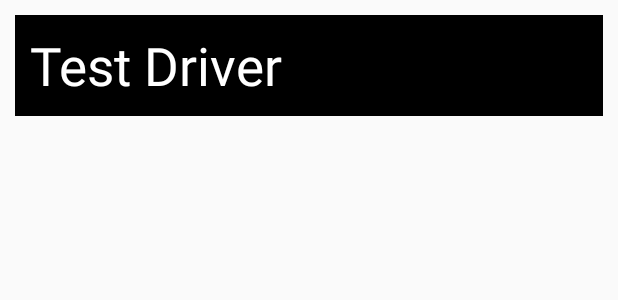
After one commit to suraaj3poudel/Team-Koala, an Android app: the layout layout_drivers.xml on its own in the app's theme, with its tools: preview values and no code run, on a phone screen of 412 x 824 dp. The commit adds this screen. Shown: the top 300 px of the screen. Run offline under Robolectric (Android 15) with nearby library versions, the phone set to English and light mode, and no system bars; network calls fail.

```diff
--- a/app/build.gradle
+++ b/app/build.gradle
@@ -1,7 +1,7 @@
 apply plugin: 'com.android.application'
 
 android {
-    compileSdkVersion 30
+    compileSdkVersion 28
     buildToolsVersion "29.0.3"
     defaultConfig {
         applicationId "com.example.myapplication"
@@ -28,4 +28,7 @@ dependencies {
     testImplementation 'junit:junit:4.12'
     androidTestImplementation 'androidx.test.ext:junit:1.1.0'
     androidTestImplementation 'androidx.test.espresso:espresso-core:3.1.1'
+    implementation 'com.android.volley:volley:1.2.0-rc1'
+    implementation 'androidx.recyclerview:recyclerview:1.1.0'
+    implementation 'androidx.cardview:cardview:1.0.0'
 }
--- a/app/src/main/AndroidManifest.xml
+++ b/app/src/main/AndroidManifest.xml
@@ -2,6 +2,7 @@
 <manifest xmlns:android="http://schemas.android.com/apk/res/android"
     package="com.example.myapplication">
 
+    <uses-permission android:name="android.permission.INTERNET"/>
     <application
         android:allowBackup="true"
         android:icon="@mipmap/ic_launcher"
@@ -9,6 +10,7 @@
         android:roundIcon="@mipmap/ic_launcher_round"
         android:supportsRtl="true"
         android:theme="@style/AppTheme">
+        <activity android:name=".TripDetails"></activity>
         <activity android:name=".MainActivity">
             <intent-filter>
                 <action android:name="android.intent.action.MAIN" />
--- /dev/null
+++ b/app/src/main/res/layout/layout_drivers.xml
@@ -0,0 +1,18 @@
+<?xml version="1.0" encoding="utf-8"?>
+<LinearLayout xmlns:android="http://schemas.android.com/apk/res/android"
+    android:orientation="vertical" android:layout_width="match_parent"
+    android:layout_height="match_parent"
+    android:id="@+id/parent_layout">
+
+    <TextView
+        android:layout_width="match_parent"
+        android:layout_height="wrap_content"
+        android:text="Test Driver"
+        android:textSize="35dp"
+        android:layout_margin="10dp"
+        android:padding="10dp"
+        android:background="@android:color/black"
+        android:textColor="@android:color/white"
+        android:id="@+id/driver"/>
+
+</LinearLayout>
--- a/app/src/main/res/values/strings.xml
+++ b/app/src/main/res/values/strings.xml
@@ -1,3 +1,8 @@
 <resources>
     <string name="app_name">My Application</string>
+
+    <!-- TODO: Remove or change this placeholder text -->
+    <string name="hello_blank_fragment">Hello blank fragment</string>
+    <string name="sample_card_title" />
+    <string name="sample_card_descriptions">Test</string>
 </resources>
```
Also changed, not shown: app/src/main/java/com/example/myapplication/MainActivity.java (+7 -1 lines), app/src/main/java/com/example/myapplication/RecyclerViewAdapter.java (added, +61 -0 lines), app/src/main/java/com/example/myapplication/TripDetails.java (added, +81 -0 lines), app/src/main/java/com/example/myapplication/TripInfoClass.java (added, +20 -0 lines), app/src/main/res/layout/activity_trip_details.xml (added, +20 -0 lines).
